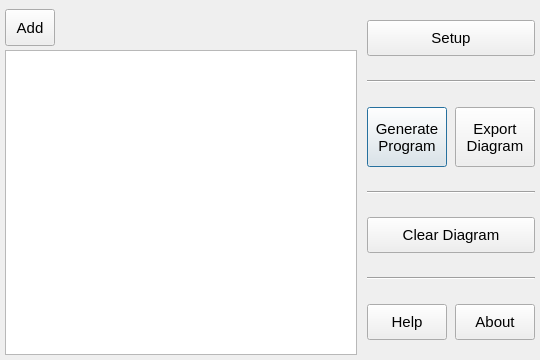
First picture: the form in drawwindow.ui, repository OlyCow/draw-auton, before the edit.
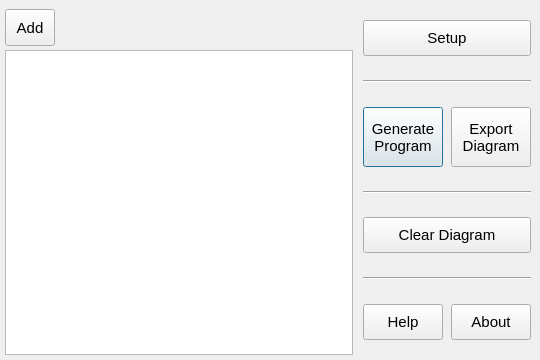
Second picture: the form after the edit.

Commit message: Added keyboard shortcuts and tooltips

```diff
--- a/drawwindow.ui
+++ b/drawwindow.ui
@@ -86,7 +86,7 @@
           <rect>
            <x>0</x>
            <y>0</y>
-           <width>356</width>
+           <width>353</width>
            <height>45</height>
           </rect>
          </property>
@@ -180,6 +180,9 @@
       <property name="spacing">
        <number>4</number>
       </property>
+      <property name="rightMargin">
+       <number>4</number>
+      </property>
       <item>
        <spacer name="spacer_setup_top">
         <property name="orientation">
@@ -207,6 +210,12 @@
         <property name="text">
          <string>Setup</string>
         </property>
+        <property name="iconSize">
+         <size>
+          <width>24</width>
+          <height>24</height>
+         </size>
+        </property>
        </widget>
       </item>
       <item>
@@ -324,6 +333,15 @@
         <property name="text">
          <string>Clear Diagram</string>
         </property>
+        <property name="iconSize">
+         <size>
+          <width>24</width>
+          <height>24</height>
+         </size>
+        </property>
+        <property name="shortcut">
+         <string>Ctrl+W</string>
+        </property>
        </widget>
       </item>
       <item>
@@ -375,6 +393,15 @@
           <property name="text">
            <string>Help</string>
           </property>
+          <property name="iconSize">
+           <size>
+            <width>24</width>
+            <height>24</height>
+           </size>
+          </property>
+          <property name="shortcut">
+           <string>F1</string>
+          </property>
          </widget>
         </item>
         <item>
@@ -388,6 +415,12 @@
           <property name="text">
            <string>About</string>
           </property>
+          <property name="iconSize">
+           <size>
+            <width>24</width>
+            <height>24</height>
+           </size>
+          </property>
          </widget>
         </item>
        </layout>
```
Left out of the diff: 24 changed lines with no effect on the pictures.
